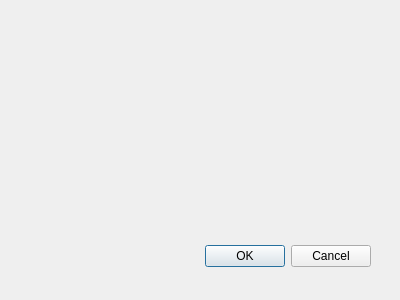
First picture: the form in prj/settings.ui, repository Gmercer015/Aubp, before the edit.
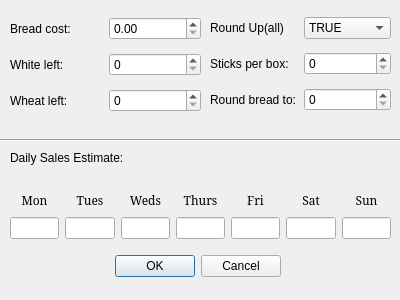
Second picture: the form after the edit.

Commit message: bug fix, settings window displays data now

Diff of the .ui file:
```diff
--- a/prj/settings.ui
+++ b/prj/settings.ui
@@ -18,12 +18,15 @@
   <widget class="QDialogButtonBox" name="buttonBox">
    <property name="geometry">
     <rect>
-     <x>30</x>
-     <y>240</y>
-     <width>341</width>
+     <x>110</x>
+     <y>250</y>
+     <width>171</width>
      <height>32</height>
     </rect>
    </property>
+   <property name="layoutDirection">
+    <enum>Qt::LeftToRight</enum>
+   </property>
    <property name="orientation">
     <enum>Qt::Horizontal</enum>
    </property>
@@ -31,6 +34,317 @@
     <set>QDialogButtonBox::Cancel|QDialogButtonBox::Ok</set>
    </property>
   </widget>
+  <widget class="QLabel" name="DailySalesL">
+   <property name="geometry">
+    <rect>
+     <x>10</x>
+     <y>150</y>
+     <width>201</width>
+     <height>16</height>
+    </rect>
+   </property>
+   <property name="text">
+    <string>Daily Sales Estimate:</string>
+   </property>
+  </widget>
+  <widget class="Line" name="line">
+   <property name="geometry">
+    <rect>
+     <x>0</x>
+     <y>125</y>
+     <width>401</width>
+     <height>31</height>
+    </rect>
+   </property>
+   <property name="orientation">
+    <enum>Qt::Horizontal</enum>
+   </property>
+  </widget>
+  <widget class="QWidget" name="">
+   <property name="geometry">
+    <rect>
+     <x>10</x>
+     <y>190</y>
+     <width>381</width>
+     <height>49</height>
+    </rect>
+   </property>
+   <layout class="QHBoxLayout" name="horizontalLayout_7">
+    <item>
+     <layout class="QVBoxLayout" name="verticalLayout_3">
+      <item>
+       <widget class="QLabel" name="MonL">
+        <property name="font">
+         <font>
+          <family>Serif</family>
+         </font>
+        </property>
+        <property name="text">
+         <string>Mon</string>
+        </property>
+        <property name="alignment">
+         <set>Qt::AlignCenter</set>
+        </property>
+       </widget>
+      </item>
+      <item>
+       <widget class="QLineEdit" name="MonIN"/>
+      </item>
+     </layout>
+    </item>
+    <item>
+     <layout class="QVBoxLayout" name="verticalLayout_4">
+      <item>
+       <widget class="QLabel" name="TuesL">
+        <property name="font">
+         <font>
+          <family>Serif</family>
+         </font>
+        </property>
+        <property name="text">
+         <string>Tues</string>
+        </property>
+        <property name="alignment">
+         <set>Qt::AlignCenter</set>
+        </property>
+       </widget>
+      </item>
+      <item>
+       <widget class="QLineEdit" name="TuesIN"/>
+      </item>
+     </layout>
+    </item>
+    <item>
+     <layout class="QVBoxLayout" name="verticalLayout_5">
+      <item>
+       <widget class="QLabel" name="WedL">
+        <property name="font">
+         <font>
+          <family>Serif</family>
+         </font>
+        </property>
+        <property name="text">
+         <string>Weds</string>
+        </property>
+        <property name="alignment">
+         <set>Qt::AlignCenter</set>
+        </property>
+       </widget>
+      </item>
+      <item>
+       <widget class="QLineEdit" name="WedsIN"/>
+      </item>
+     </layout>
+    </item>
+    <item>
+     <layout class="QVBoxLayout" name="verticalLayout_6">
+      <item>
+       <widget class="QLabel" name="ThursL">
+        <property name="font">
+         <font>
+          <family>Serif</family>
+         </font>
+        </property>
+        <property name="text">
+         <string>Thurs</string>
+        </property>
+        <property name="alignment">
+         <set>Qt::AlignCenter</set>
+        </property>
+       </widget>
+      </item>
+      <item>
+       <widget class="QLineEdit" name="ThursIN"/>
+      </item>
+     </layout>
+    </item>
+    <item>
+     <layout class="QVBoxLayout" name="verticalLayout_7">
+      <item>
+       <widget class="QLabel" name="FriL">
+        <property name="font">
+         <font>
+          <family>Serif</family>
+         </font>
+        </property>
+        <property name="text">
+         <string>Fri</string>
+        </property>
+        <property name="alignment">
+         <set>Qt::AlignCenter</set>
+        </property>
+       </widget>
+      </item>
+      <item>
+       <widget class="QLineEdit" name="FriIN"/>
+      </item>
+     </layout>
+    </item>
+    <item>
+     <layout class="QVBoxLayout" name="verticalLayout_8">
+      <item>
+       <widget class="QLabel" name="SatL">
+        <property name="font">
+         <font>
+          <family>Serif</family>
+         </font>
+        </property>
+        <property name="text">
+         <string>Sat</string>
+        </property>
+        <property name="alignment">
+         <set>Qt::AlignCenter</set>
+        </property>
+       </widget>
+      </item>
+      <item>
+       <widget class="QLineEdit" name="SatIN"/>
+      </item>
+     </layout>
+    </item>
+    <item>
+     <layout class="QVBoxLayout" name="verticalLayout_9">
+      <item>
+       <widget class="QLabel" name="SunL">
+        <property name="font">
+         <font>
+          <family>Serif</family>
+         </font>
+        </property>
+        <property name="text">
+         <string>Sun</string>
+        </property>
+        <property name="alignment">
+         <set>Qt::AlignCenter</set>
+        </property>
+       </widget>
+      </item>
+      <item>
+       <widget class="QLineEdit" name="SunIN"/>
+      </item>
+     </layout>
+    </item>
+   </layout>
+  </widget>
+  <widget class="QWidget" name="">
+   <property name="geometry">
+    <rect>
+     <x>10</x>
+     <y>10</y>
+     <width>191</width>
+     <height>111</height>
+    </rect>
+   </property>
+   <layout class="QVBoxLayout" name="verticalLayout_2">
+    <item>
+     <layout class="QHBoxLayout" name="horizontalLayout">
+      <item>
+       <widget class="QLabel" name="BreadCostL">
+        <property name="text">
+         <string>Bread cost:</string>
+        </property>
+       </widget>
+      </item>
+      <item>
+       <widget class="QDoubleSpinBox" name="BreadCostIN"/>
+      </item>
+     </layout>
+    </item>
+    <item>
+     <layout class="QHBoxLayout" name="horizontalLayout_2">
+      <item>
+       <widget class="QLabel" name="WhiteLeftL">
+        <property name="text">
+         <string>White left:</string>
+        </property>
+       </widget>
+      </item>
+      <item>
+       <widget class="QSpinBox" name="WhiteLeftIN"/>
+      </item>
+     </layout>
+    </item>
+    <item>
+     <layout class="QHBoxLayout" name="horizontalLayout_3">
+      <item>
+       <widget class="QLabel" name="WheatLeftL">
+        <property name="text">
+         <string>Wheat left:</string>
+        </property>
+       </widget>
+      </item>
+      <item>
+       <widget class="QSpinBox" name="WheatLeftIN"/>
+      </item>
+     </layout>
+    </item>
+   </layout>
+  </widget>
+  <widget class="QWidget" name="">
+   <property name="geometry">
+    <rect>
+     <x>210</x>
+     <y>10</y>
+     <width>181</width>
+     <height>111</height>
+    </rect>
+   </property>
+   <layout class="QVBoxLayout" name="verticalLayout">
+    <item>
+     <layout class="QHBoxLayout" name="horizontalLayout_4">
+      <item>
+       <widget class="QLabel" name="RND_UPL">
+        <property name="text">
+         <string>Round Up(all)</string>
+        </property>
+       </widget>
+      </item>
+      <item>
+       <widget class="QComboBox" name="RNDUPIN">
+        <item>
+         <property name="text">
+          <string>TRUE</string>
+         </property>
+        </item>
+        <item>
+         <property name="text">
+          <string>FALSE</string>
+         </property>
+        </item>
+       </widget>
+      </item>
+     </layout>
+    </item>
+    <item>
+     <layout class="QHBoxLayout" name="horizontalLayout_5">
+      <item>
+       <widget class="QLabel" name="StcksPerBoxL">
+        <property name="text">
+         <string>Sticks per box:</string>
+        </property>
+       </widget>
+      </item>
+      <item>
+       <widget class="QSpinBox" name="StcksPerBoxIN"/>
+      </item>
+     </layout>
+    </item>
+    <item>
+     <layout class="QHBoxLayout" name="horizontalLayout_6">
+      <item>
+       <widget class="QLabel" name="RndBreadToL">
+        <property name="text">
+         <string>Round bread to:</string>
+        </property>
+       </widget>
+      </item>
+      <item>
+       <widget class="QSpinBox" name="RndBreadToIN"/>
+      </item>
+     </layout>
+    </item>
+   </layout>
+  </widget>
  </widget>
  <pixmapfunction/>
  <resources/>
```
Left out of the diff: 11 changed lines with no effect on the pictures. The commit also changes 8 other files.
